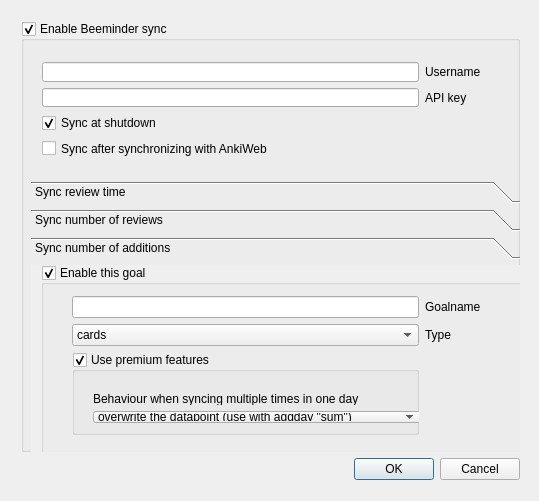
Old version of the form beetime/settings_layout.ui in the repository ianmcb/beetime.
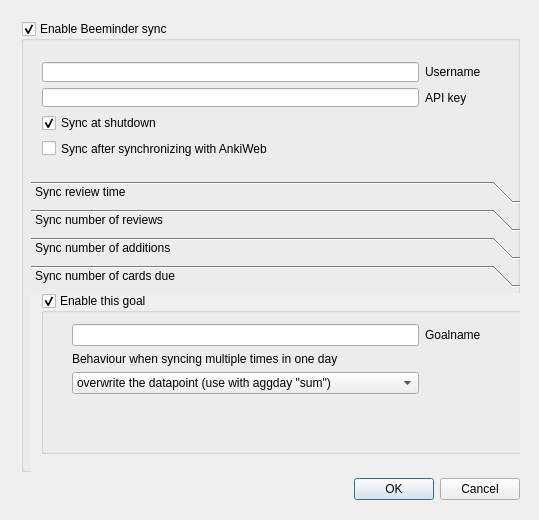
New version of the form.

Commit message: ui: add tab for the due cards goal

Diff of the .ui file:
```diff
--- a/beetime/settings_layout.ui
+++ b/beetime/settings_layout.ui
@@ -7,7 +7,7 @@
     <x>0</x>
     <y>0</y>
     <width>539</width>
-    <height>501</height>
+    <height>520</height>
    </rect>
   </property>
   <property name="windowTitle">
@@ -19,7 +19,7 @@
      <x>10</x>
      <y>10</y>
      <width>521</width>
-     <height>481</height>
+     <height>501</height>
     </rect>
    </property>
    <layout class="QGridLayout" name="top_gridLayout">
@@ -99,11 +99,11 @@
          <x>10</x>
          <y>160</y>
          <width>501</width>
-         <height>281</height>
+         <height>301</height>
         </rect>
        </property>
        <property name="currentIndex">
-        <number>2</number>
+        <number>3</number>
        </property>
        <widget class="QWidget" name="time_page">
         <property name="geometry">
@@ -331,7 +331,7 @@
           <x>0</x>
           <y>0</y>
           <width>501</width>
-          <height>188</height>
+          <height>177</height>
          </rect>
         </property>
         <attribute name="label">
@@ -443,6 +443,91 @@
          </widget>
         </widget>
        </widget>
+       <widget class="QWidget" name="due_page">
+        <property name="geometry">
+         <rect>
+          <x>0</x>
+          <y>0</y>
+          <width>501</width>
+          <height>177</height>
+         </rect>
+        </property>
+        <attribute name="label">
+         <string>Sync number of cards due</string>
+        </attribute>
+        <widget class="QGroupBox" name="due_enabled">
+         <property name="geometry">
+          <rect>
+           <x>10</x>
+           <y>0</y>
+           <width>491</width>
+           <height>161</height>
+          </rect>
+         </property>
+         <property name="title">
+          <string>Enable this goal</string>
+         </property>
+         <property name="checkable">
+          <bool>true</bool>
+         </property>
+         <widget class="QWidget" name="gridLayoutWidget_9">
+          <property name="geometry">
+           <rect>
+            <x>20</x>
+            <y>20</y>
+            <width>431</width>
+            <height>131</height>
+           </rect>
+          </property>
+          <layout class="QGridLayout" name="gridLayout_6">
+           <item row="4" column="0">
+            <widget class="QComboBox" name="due_agg">
+             <item>
+              <property name="text">
+               <string extracomment="use with the default sum aggregation">overwrite the datapoint (use with aggday &quot;sum&quot;)</string>
+              </property>
+             </item>
+             <item>
+              <property name="text">
+               <string extracomment="use with last or max aggregation">keep multiple datapoints (use with &quot;last&quot;, &quot;max&quot;, ...)</string>
+              </property>
+             </item>
+            </widget>
+           </item>
+           <item row="3" column="0">
+            <widget class="QLabel" name="due_agg_label">
+             <property name="text">
+              <string>Behaviour when syncing multiple times in one day</string>
+             </property>
+            </widget>
+           </item>
+           <item row="2" column="1">
+            <widget class="QLabel" name="due_slug_label">
+             <property name="text">
+              <string>Goalname</string>
+             </property>
+            </widget>
+           </item>
+           <item row="2" column="0">
+            <widget class="QLineEdit" name="due_slug"/>
+           </item>
+           <item row="5" column="0">
+            <spacer name="verticalSpacer">
+             <property name="orientation">
+              <enum>Qt::Vertical</enum>
+             </property>
+             <property name="sizeHint" stdset="0">
+              <size>
+               <width>20</width>
+               <height>40</height>
+              </size>
+             </property>
+            </spacer>
+           </item>
+          </layout>
+         </widget>
+        </widget>
+       </widget>
       </widget>
      </widget>
     </item>
```
Left out of the diff: 8 changed lines with no effect on the pictures.
